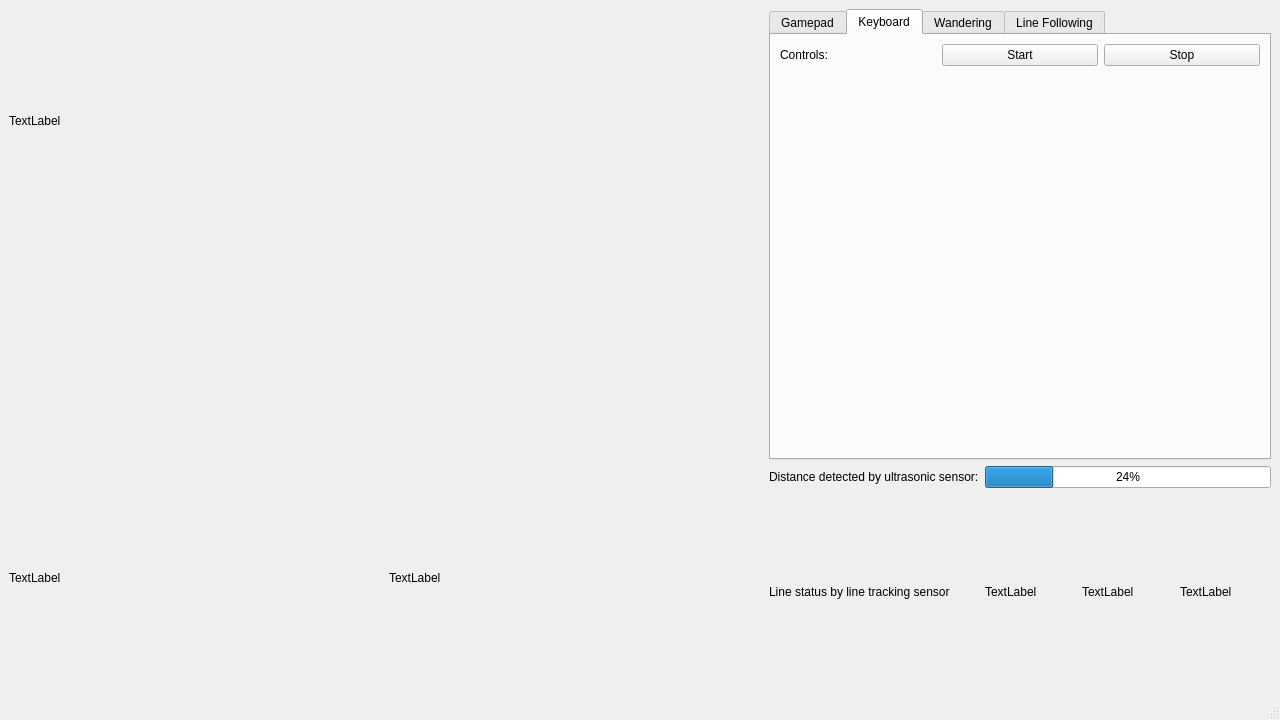
xonder05/ROS2_For_Adeept_AWR, file src/controllers/controllers/user_interface/ui.ui: the form before one commit.
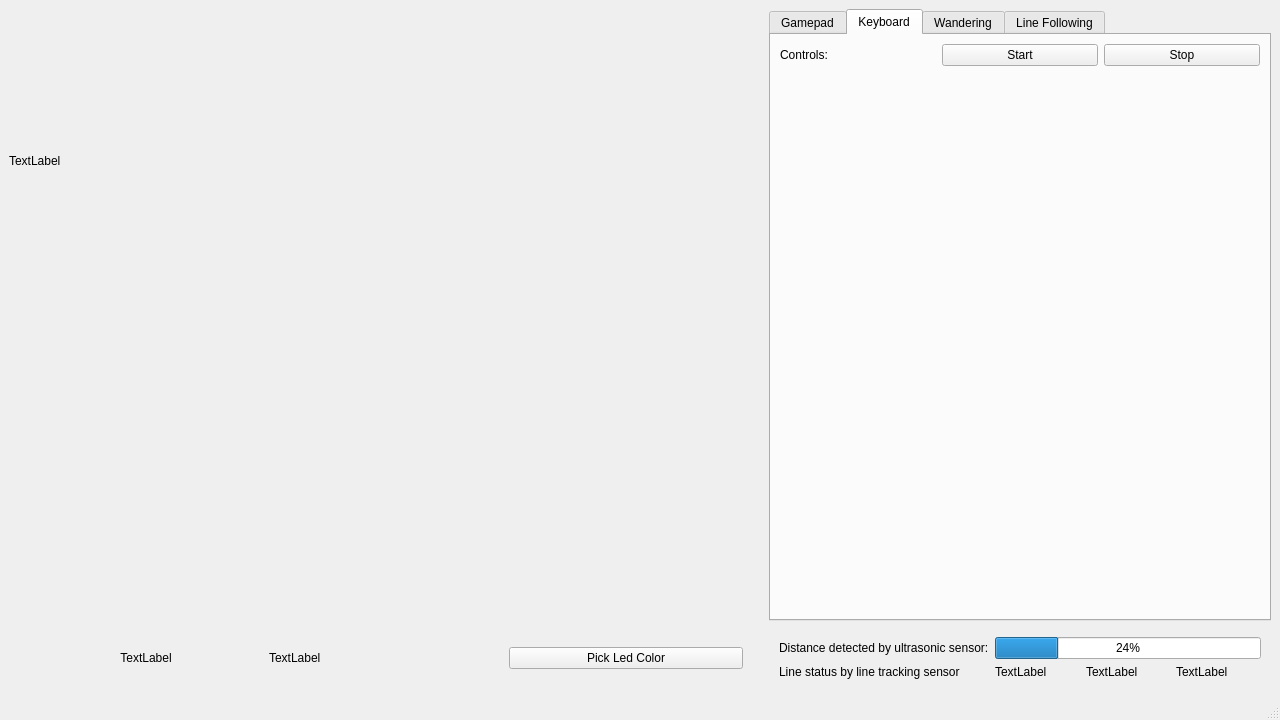
The form after the commit.

Commit message: Add: led controlls from qt

The edit to the form file:
```diff
--- a/src/controllers/controllers/user_interface/ui.ui
+++ b/src/controllers/controllers/user_interface/ui.ui
@@ -20,6 +20,18 @@
    <layout class="QGridLayout" name="gridLayout" columnstretch="3,2">
     <item row="2" column="1">
      <layout class="QGridLayout" name="senzor_status_grid">
+      <property name="leftMargin">
+       <number>10</number>
+      </property>
+      <property name="topMargin">
+       <number>10</number>
+      </property>
+      <property name="rightMargin">
+       <number>10</number>
+      </property>
+      <property name="bottomMargin">
+       <number>10</number>
+      </property>
       <item row="2" column="1">
        <layout class="QHBoxLayout" name="line_tracking_visualization_grid">
         <item>
@@ -92,17 +104,42 @@
     </item>
     <item row="2" column="0">
      <layout class="QGridLayout" name="audio_grid">
-      <item row="0" column="0">
-       <widget class="QLabel" name="audio_microphone_label_button">
-        <property name="text">
-         <string>TextLabel</string>
-        </property>
-       </widget>
-      </item>
+      <property name="leftMargin">
+       <number>20</number>
+      </property>
+      <property name="rightMargin">
+       <number>20</number>
+      </property>
       <item row="0" column="1">
        <widget class="QLabel" name="audio_speaker_label_button">
         <property name="text">
          <string>TextLabel</string>
+        </property>
+        <property name="alignment">
+         <set>Qt::AlignLeading|Qt::AlignLeft|Qt::AlignVCenter</set>
+        </property>
+       </widget>
+      </item>
+      <item row="0" column="0">
+       <widget class="QLabel" name="audio_microphone_label_button">
+        <property name="text">
+         <string>TextLabel</string>
+        </property>
+        <property name="alignment">
+         <set>Qt::AlignCenter</set>
+        </property>
+       </widget>
+      </item>
+      <item row="0" column="2">
+       <widget class="QPushButton" name="led_color_picker_button">
+        <property name="sizePolicy">
+         <sizepolicy hsizetype="Preferred" vsizetype="Fixed">
+          <horstretch>0</horstretch>
+          <verstretch>0</verstretch>
+         </sizepolicy>
+        </property>
+        <property name="text">
+         <string>Pick Led Color</string>
         </property>
        </widget>
       </item>
```
The commit also changes 2 other files.
